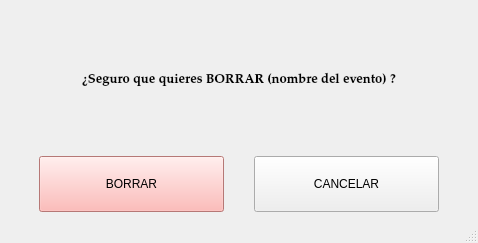
Above: src/ui/EliminarEvento.ui from IvanJesusCorbalanPascual/Gestor-de-Eventos before the change. Below: the same form after it.
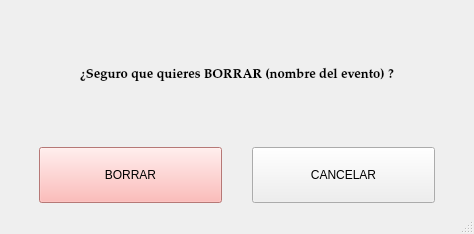
That is the form after the change.

The edit to the form file:
```diff
--- a/src/ui/EliminarEvento.ui
+++ b/src/ui/EliminarEvento.ui
@@ -6,8 +6,8 @@
    <rect>
     <x>0</x>
     <y>0</y>
-    <width>478</width>
-    <height>243</height>
+    <width>474</width>
+    <height>234</height>
    </rect>
   </property>
   <property name="windowTitle">
```
Left out of the diff: 7 changed lines with no effect on the pictures.
